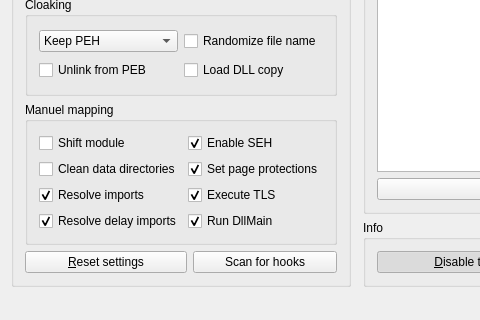
multikill/GH_Injector_MSVC_2019_QT_5_15_0, file GH_Injector_MSVC_2019_QT_5_15_0/GuiMain.ui: the form before one commit; both pictures show x 0 to 480 and y 288 to 608 of the 1205 by 608 pixel window.
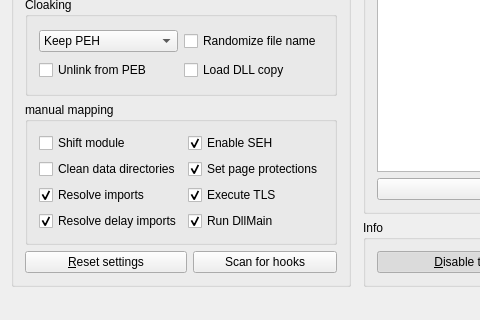
The form after the commit. Icons and pictures are not drawn.

Commit message: Spelling fix manuel -> manual

What changed in the file:
```diff
--- a/GH_Injector_MSVC_2019_QT_5_15_0/GuiMain.ui
+++ b/GH_Injector_MSVC_2019_QT_5_15_0/GuiMain.ui
@@ -498,7 +498,7 @@
           <bool>true</bool>
          </property>
          <property name="title">
-          <string>Manuel mapping</string>
+          <string>manual mapping</string>
          </property>
          <layout class="QGridLayout" name="gridLayout_2">
           <item row="5" column="0">
```
The commit also changes 2 other files.
